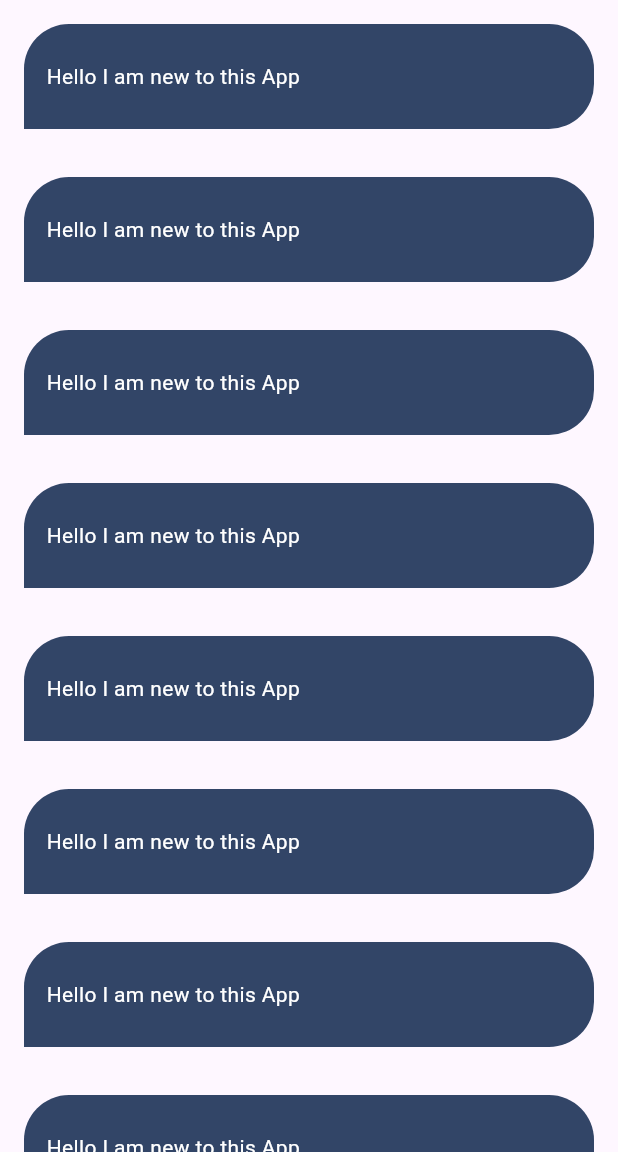
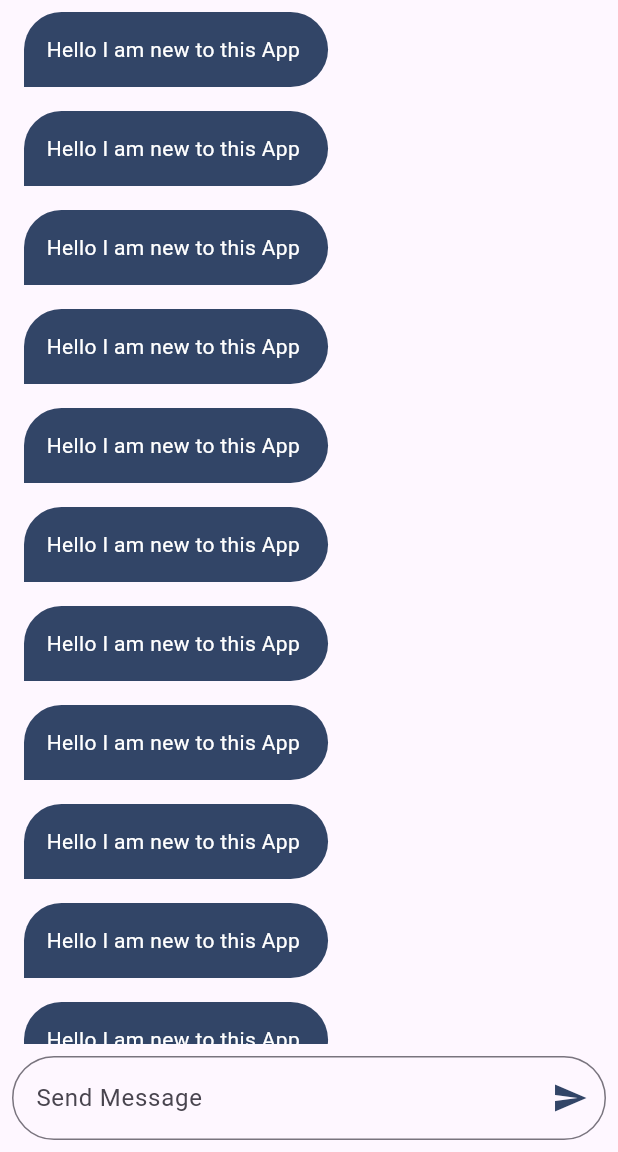
Before and after one commit to alaassie/chat_app, a Flutter app: the ChatPage screen opened by its route, on a phone screen of 412 x 824 dp, the part 84-1236 px from its top. Run offline on Flutter 3.47's test engine with Material 3 defaults, Android fonts, the phone set to English and light mode, and no system bars; our stand-ins replace cloud_firestore, firebase_auth, firebase_core, modal_progress_hud_nsn; accounts and stored records are empty.

```diff
--- a/lib/chat_bubble.dart
+++ b/lib/chat_bubble.dart
@@ -6,12 +6,11 @@ class ChatBubble extends StatelessWidget {
   final String message;
   @override
   Widget build(BuildContext context) {
-    return Container(
-      height: 70,
-      width: 150,
+    return Align(
       alignment: Alignment.centerLeft,
-      padding: const EdgeInsets.only(left: 15),
-      margin: const EdgeInsets.all(16),
+      child: Container(
+        padding: const EdgeInsets.only(left: 15, right: 15, top: 15, bottom: 15),
+        margin: const EdgeInsets.symmetric(horizontal: 16, vertical: 8),
         decoration: const BoxDecoration(
             color: kPrimaryColor,
             borderRadius: BorderRadius.only(
@@ -23,6 +22,7 @@ class ChatBubble extends StatelessWidget {
           message,
           style: const TextStyle(color: kWhiteColor),
         ),
+      ),
     );
   }
 }
--- a/lib/helper/login_user_method.dart
+++ b/lib/helper/login_user_method.dart
@@ -1,7 +1,5 @@
-// ignore_for_file: unused_local_variable
-
 import 'package:firebase_auth/firebase_auth.dart';
 
-Future<void> loginUser(String email, String password) async {
+Future<void> loginUserMethod(String email, String password) async {
   final credential = await FirebaseAuth.instance.signInWithEmailAndPassword(email: email, password: password);
 }
--- a/lib/helper/register_user_method.dart
+++ b/lib/helper/register_user_method.dart
@@ -1,5 +1,3 @@
-// ignore_for_file: unused_local_variable
-
 import 'package:firebase_auth/firebase_auth.dart';
 
 Future<void> registerUser(String email, String password) async {
--- a/lib/main.dart
+++ b/lib/main.dart
@@ -24,7 +24,7 @@ class ChatApp extends StatelessWidget {
       routes: {
         RegisterPage.id: (context) => const RegisterPage(),
         LoginPage.id: (context) => const LoginPage(),
-        ChatPage.id: (context) => const ChatPage(),
+        ChatPage.id: (context) => ChatPage(),
       },
     );
   }
--- a/lib/pages/chat_page.dart
+++ b/lib/pages/chat_page.dart
@@ -1,10 +1,15 @@
+import 'package:cloud_firestore/cloud_firestore.dart';
 import 'package:flutter/material.dart';
 import 'package:scholar_chat/chat_bubble.dart';
 import 'package:scholar_chat/constats.dart';
 
 class ChatPage extends StatelessWidget {
-  const ChatPage({super.key});
+  ChatPage({super.key});
   static String id = 'ChatPage';
+
+  CollectionReference messages = FirebaseFirestore.instance.collection('messages');
+  TextEditingController controller = TextEditingController();
+
   @override
   Widget build(BuildContext context) {
     return Scaffold(
@@ -25,12 +30,51 @@ class ChatPage extends StatelessWidget {
           ],
         ),
       ),
-      body: ListView.builder(
-        itemBuilder: (BuildContext context, int index) {
-          return const ChatBubble(
-            message: 'Hello I am new to this App',
-          );
-        },
+      body: Column(
+        children: [
+          Expanded(
+            child: ListView.builder(
+              itemBuilder: (BuildContext context, int index) {
+                return const ChatBubble(
+                  message: 'Hello I am new to this App ',
+                );
+              },
+            ),
+          ),
+          Padding(
+            padding: const EdgeInsets.all(8.0),
+            child: TextField(
+              controller: controller,
+              onSubmitted: (data) {
+                if (data.isNotEmpty) {
+                  messages.add({
+                    'message': data,
+                  });
+                }
+                controller.clear();
+              },
+              decoration: InputDecoration(
+                hintText: 'Send Message',
+                suffixIcon: IconButton(
+                    icon: const Icon(Icons.send),
+                    color: kPrimaryColor,
+                    onPressed: () {
+                      if (controller.text.isNotEmpty) {
+                        messages.add({
+                          'message': controller.text,
+                        });
+                      }
+                      controller.clear();
+                    }),
+                border: OutlineInputBorder(
+                    borderRadius: BorderRadius.circular(30),
+                    borderSide: const BorderSide(
+                      color: kPrimaryColor,
+                    )),
+              ),
+            ),
+          )
+        ],
       ),
     );
   }
--- a/lib/pages/login_page.dart
+++ b/lib/pages/login_page.dart
@@ -2,6 +2,7 @@ import 'package:firebase_auth/firebase_auth.dart';
 import 'package:flutter/material.dart';
 import 'package:modal_progress_hud_nsn/modal_progress_hud_nsn.dart';
 import 'package:scholar_chat/constats.dart';
+import 'package:scholar_chat/helper/login_user_method.dart';
 import 'package:scholar_chat/helper/show_snack_bar_method.dart';
 import 'package:scholar_chat/pages/chat_page.dart';
 import 'package:scholar_chat/pages/register_page.dart';
@@ -93,7 +94,7 @@ class _LoginPageState extends State<LoginPage> {
                       setState(() {});
                       if (formKey.currentState!.validate()) {
                         try {
-                          final credential = await FirebaseAuth.instance.signInWithEmailAndPassword(email: email!, password: password!);
+                          await loginUserMethod(email!, password!);
                           showSnackBar(context, 'Success');
                           Navigator.pushNamed(context, ChatPage.id);
                         } on FirebaseAuthException catch (e) {
--- a/pubspec.yaml
+++ b/pubspec.yaml
@@ -8,6 +8,7 @@ environment:
 
 dependencies:
 
+  cloud_firestore: ^5.2.1
   firebase_auth: ^5.1.3
   firebase_core: ^3.3.0
   flutter:
```
Also changed, not shown: pubspec.lock, 3 other files. Lines whose indentation alone changed are shown as unchanged.
